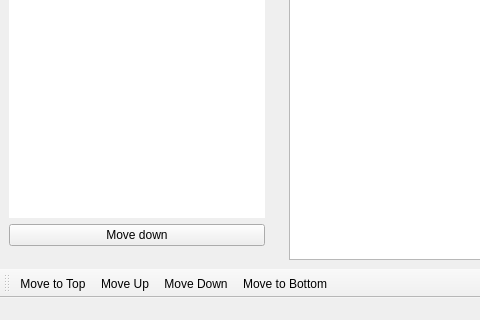
This is src/core/mainwindow.ui in kik4444/simple-process-tracker as Qt 5 draws it before an edit; both pictures show x 0 to 480 and y 400 to 720 of the 1280 by 720 pixel window. The edited form follows.
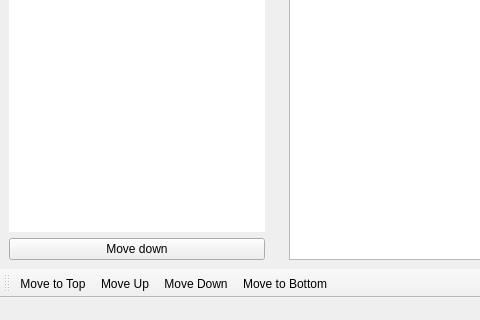
This is the edited form. Icons and pictures are not drawn.

Commit message: Hide empty space in top of categories dock widget

The edit to the form file:
```diff
--- a/src/core/mainwindow.ui
+++ b/src/core/mainwindow.ui
@@ -86,9 +86,6 @@
    </attribute>
    <widget class="QWidget" name="dockWidgetContents">
     <layout class="QVBoxLayout" name="verticalLayout">
-     <property name="bottomMargin">
-      <number>23</number>
-     </property>
      <item>
       <widget class="QPushButton" name="moveCategoryUpButton">
        <property name="text">
```
Left out of the diff: 2 changed lines with no effect on the pictures. The commit also changes 2 other files.
